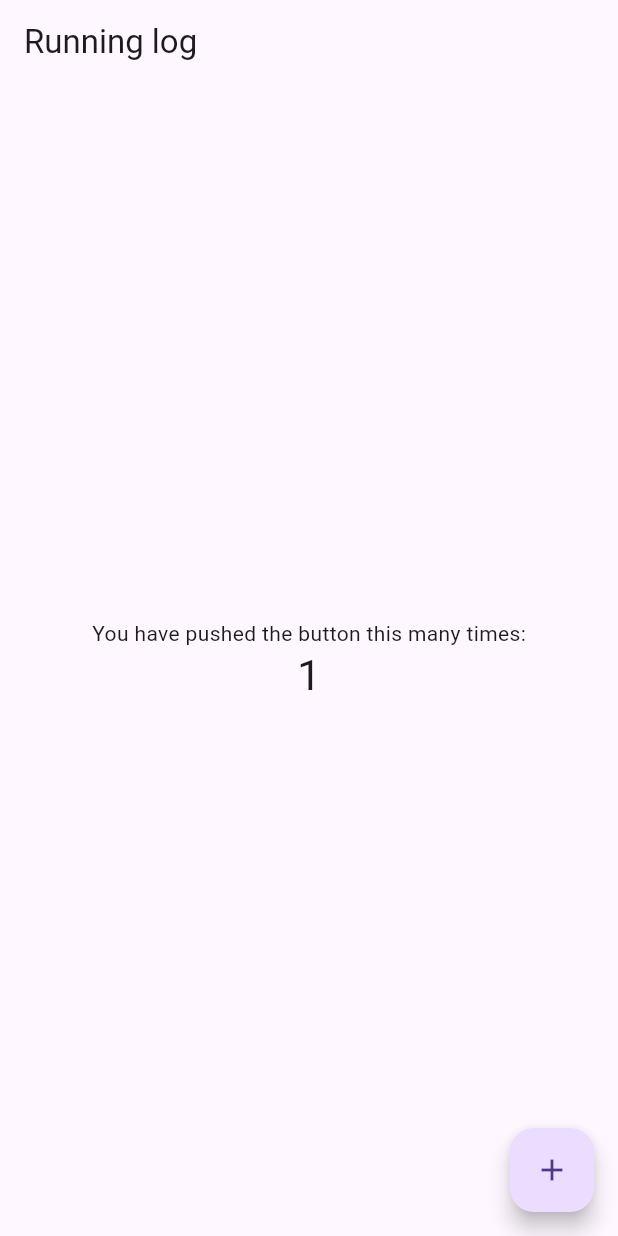
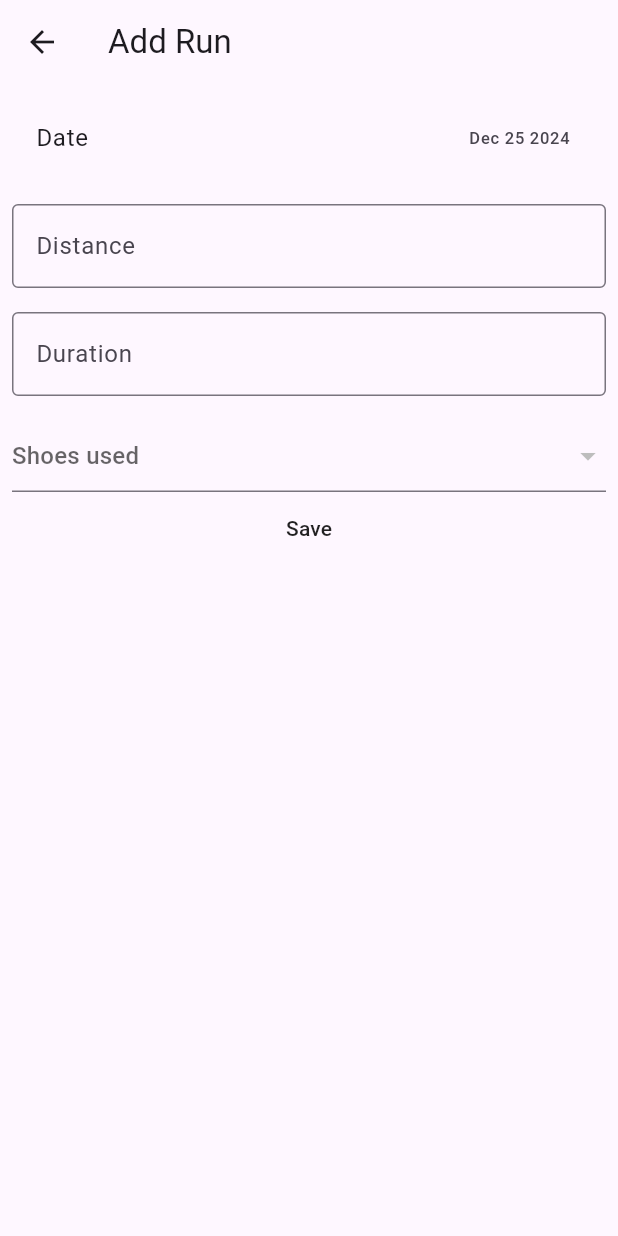
Before and after one commit to krusek/running-log, a Flutter app: the screen it shows after launch, after a tap on the "add" icon, on a phone screen of 412 x 824 dp. Run offline on Flutter 3.47's test engine with Material 3 defaults, Android fonts, the phone set to English and light mode, and no system bars; our stand-ins replace cloud_firestore, firebase_core, flutter_icons, rxdart; accounts and stored records are empty.

Commit message:
some code

```diff
--- a/lib/main.dart
+++ b/lib/main.dart
@@ -1,6 +1,12 @@
 import 'package:flutter/material.dart';
 import 'package:provider/provider.dart';
+import 'package:runninglog/model/shoe.dart';
 import 'package:runninglog/providers/firestore_holder.dart';
+import 'package:runninglog/ui/forms/run_form.dart';
+import 'package:runninglog/ui/runs.dart';
+import 'package:runninglog/ui/scaffold.dart';
+
+import 'ui/splash.dart';
 
 void main() {
   runApp(MyApp());
@@ -19,6 +25,11 @@ class MyApp extends StatelessWidget {
       },
       child: MaterialApp(
         title: 'Running Log',
+        routes: {
+          'add_run': (context) {
+            return RunCreationPage();
+          }
+        },
         theme: ThemeData(
           // This is the theme of your application.
           //
@@ -35,7 +46,9 @@ class MyApp extends StatelessWidget {
           // closer together (more dense) than on mobile platforms.
           visualDensity: VisualDensity.adaptivePlatformDensity,
         ),
-        home: MyHomePage(title: 'Running log'),
+        home: Splash(
+          child: TabScaffold(),
+        ),
       ),
     );
   }
--- a/lib/model/shoe.dart
+++ b/lib/model/shoe.dart
@@ -1,25 +1,51 @@
+import 'dart:ui';
+
 import 'package:cloud_firestore/cloud_firestore.dart';
 
 class Shoe {
   final double miles;
   final String name;
   final String path;
+  final Color color;
   Shoe.from({this.path, Map<String, dynamic> document})
       : this.miles = document['miles'],
-        this.name = document['name'];
+        this.name = document['name'],
+        this.color = Color(int.parse(document['color'].toString().substring(2), radix: 16));
 }
 
 class Run {
   final double distance;
   final int duration;
-  final String shoe;
+  final DocumentReference shoes;
   final DateTime date;
   final String path;
   Run.from({this.path, Map<String, dynamic> document})
       : this.distance = document['distance'],
         this.duration = document['duration'],
-        this.shoe = document['shoe'],
+        this.shoes = document['shoes'],
         this.date = document['date']?.toDate();
+
+  String get durationString {
+    if (distance >= 60 * 60) {
+      final hours = (duration / 3600).floor().toString();
+      return '$hours:${_distanceMinutes(duration % 3600, forcePadding: true)}';
+    } else {
+      return _distanceMinutes(duration);
+    }
+  }
+
+  String _distanceMinutes(int seconds, {bool forcePadding = false}) {
+    var minutes = (seconds / 60).floor().toString();
+    minutes = forcePadding ? minutes.padLeft(2, '0') : minutes;
+    final s = (seconds % 60).toString().padLeft(2, '0');
+    return '$minutes:$s';
+  }
+
+  String get paceString {
+    if (duration == 0) return '--';
+    final time = (duration / distance).floor();
+    return _distanceMinutes(time);
+  }
 }
 
 class Extra {
--- a/lib/providers/firestore_holder.dart
+++ b/lib/providers/firestore_holder.dart
@@ -3,15 +3,17 @@ import 'dart:async';
 import 'package:cloud_firestore/cloud_firestore.dart';
 import 'package:firebase_core/firebase_core.dart';
 import 'package:flutter/widgets.dart';
+import 'package:provider/provider.dart';
 import 'package:runninglog/model/shoe.dart';
 import 'package:rxdart/rxdart.dart';
+import 'package:uuid/uuid.dart';
 
 /// In order for the firestore to work the file `assets/firestore.json`
 /// needs to be provided. See [FirestoreHolder._load] to see what is
 /// expected in that json file.
 class FirestoreHolder {
   FirebaseFirestore _firestore;
-  Future _loader;
+  Future<bool> _loader;
 
   final BehaviorSubject<List<Shoe>> _shoes = BehaviorSubject();
   StreamSubscription _shoeSubscription;
@@ -22,7 +24,7 @@ class FirestoreHolder {
 
   FirestoreHolder();
 
-  Future<void> _load(BuildContext context) async {
+  Future<bool> _load(BuildContext context) async {
     FirebaseApp app = await Firebase.initializeApp();
     print(app.name);
     _firestore = FirebaseFirestore.instance;
@@ -32,7 +34,7 @@ class FirestoreHolder {
       _shoes.add(shoes);
     });
 
-    final runs = _firestore.collection('users/korben/runs');
+    final runs = _firestore.collection('users/korben/runs/dates/2020-09');
     _runSubscription = runs.snapshots().listen((event) {
       final runs = event.docs.map((e) => Run.from(path: e.reference.path, document: e.data())).toList();
       _runs.add(runs);
@@ -43,19 +45,63 @@ class FirestoreHolder {
       final extra = Extra.from(path: event.reference.path, document: event.data());
       _extra.add(extra);
     });
+    return true;
   }
 
   FirebaseFirestore get instance => _firestore;
 
-  Future loader(BuildContext context) {
+  Future<bool> loader(BuildContext context) {
     if (_loader != null) return _loader;
     _loader = _load(context);
     return _loader;
   }
 
+  Future createRun({
+    @required DateTime date,
+    @required double distance,
+    @required int duration,
+    @required String shoePath,
+  }) async {
+    final shoe = await this.shoe(path: shoePath);
+    final path = 'users/korben/runs/dates/2020-09/${Uuid().v1()}';
+    final json = {
+      'date': date,
+      'distance': distance,
+      'duration': duration ?? 0,
+      'shoes': _firestore.doc(shoePath),
+    };
+    final _ = await _firestore.doc(path).set(json);
+    return _firestore.doc(shoe.path).update({'miles': shoe.miles + distance});
+  }
+
+  Stream<List<Run>> runs({String month}) {
+    final runs = _firestore.collection('users/korben/runs/dates/$month');
+    print(runs);
+    return runs.snapshots().map(
+          (event) => event.docs
+              .map(
+                (e) => Run.from(path: e.reference.path, document: e.data()),
+              )
+              .toList(),
+        );
+  }
+
+  Future<Shoe> shoe({DocumentReference reference, String path}) async {
+    if (reference == null) {
+      reference = _firestore.doc(path);
+    }
+    final doc = await reference.get();
+    return Shoe.from(path: doc.reference.path, document: doc.data());
+  }
+
   Stream<List<Shoe>> get shoes => _shoes.stream;
-  Stream<List<Run>> get runs => _runs.stream;
+  // Stream<List<Run>> get runs => _runs.stream;
   Stream<Extra> get extra => _extra.stream;
+  Future<bool> get loading => _loader;
+
+  static FirestoreHolder of(BuildContext context, {bool listen = true}) {
+    return Provider.of<FirestoreHolder>(context, listen: listen);
+  }
 
   dispose() {
     _shoeSubscription?.cancel();
--- /dev/null
+++ b/lib/ui/forms/run_form.dart
@@ -0,0 +1,144 @@
+import 'package:flutter/material.dart';
+import 'package:intl/intl.dart';
+import 'package:runninglog/model/shoe.dart';
+import 'package:runninglog/providers/firestore_holder.dart';
+import 'package:runninglog/ui/runs.dart';
+
+class RunCreationPage extends StatelessWidget {
+  @override
+  Widget build(BuildContext context) {
+    return Scaffold(
+      appBar: AppBar(
+        title: Text('Add Run'),
+      ),
+      body: RunCreationForm(),
+    );
+  }
+}
+
+class RunCreationForm extends StatefulWidget {
+  @override
+  _RunCreationFormState createState() => _RunCreationFormState();
+}
+
+class _RunCreationFormState extends State<RunCreationForm> {
+  DateTime date = DateTime.now();
+  TextEditingController distance = TextEditingController();
+  TextEditingController duration = TextEditingController();
+  final _formKey = GlobalKey<FormState>();
+  String shoes;
+
+  @override
+  void initState() {
+    super.initState();
+  }
+
+  @override
+  Widget build(BuildContext context) {
+    final formatter = DateFormat('MMM dd yyyy');
+    final data = FirestoreHolder.of(context, listen: false);
+    return Form(
+      key: _formKey,
+      child: Padding(
+        padding: const EdgeInsets.all(8.0),
+        child: Column(
+          children: [
+            ListTile(
+              title: Text('Date'),
+              trailing: Text(formatter.format(date)),
+              onTap: () async {
+                final selected = await showDatePicker(
+                  context: context,
+                  initialDate: date,
+                  firstDate: DateTime(date.year),
+                  lastDate: DateTime(date.year, 12, 1),
+                );
+                if (selected == null) return;
+                setState(() {
+                  date = selected;
+                });
+              },
+            ),
+            SizedBox(height: 16),
+            TextFormField(
+              controller: distance,
+              decoration: InputDecoration(
+                border: OutlineInputBorder(),
+                labelText: 'Distance',
+              ),
+              validator: (value) {
+                if (double.tryParse(value) == null) {
+                  return 'Must be a valid distance';
+                }
+                return null;
+              },
+              keyboardType: TextInputType.numberWithOptions(decimal: true),
+            ),
+            SizedBox(height: 16),
+            TextFormField(
+              controller: duration,
+              decoration: InputDecoration(
+                border: OutlineInputBorder(),
+                labelText: 'Duration',
+              ),
+              validator: (value) {
+                if (int.tryParse(value) == null) {
+                  return 'Must be a valid integer';
+                }
+                return null;
+              },
+              keyboardType: TextInputType.number,
+            ),
+            SizedBox(height: 16),
+            StreamBuilder<List<Shoe>>(
+              stream: data.shoes,
+              builder: (context, snapshot) {
+                if (!snapshot.hasData) {
+                  return Text('Loading Shoes');
+                }
+                final items = snapshot.data
+                    .map(
+                      (e) => DropdownMenuItem<Shoe>(
+                        child: Text(e.name),
+                        value: e,
+                      ),
+                    )
+                    .toList();
+                return DropdownButtonFormField<Shoe>(
+                  validator: (shoe) {
+                    if (shoe == null) return 'Shoes are required';
+                    return null;
+                  },
+                  hint: Text('Shoes used'),
+                  items: items,
+                  onChanged: (shoe) {
+                    setState(() {
+                      this.shoes = shoe.path;
+                    });
+                  },
+                );
+              },
+            ),
+            FlatButton(
+              onPressed: () async {
+                final FormState form = _formKey.currentState;
+                if (form.validate() && shoes != null) {
+                  form.save();
+                  final database = FirestoreHolder.of(context, listen: false);
+                  final future = database.createRun(
+                    date: date,
+                    distance: double.parse(distance.text),
+                    duration: int.parse(duration.text),
+                    shoePath: shoes,
+                  );
+                  future.then((_) => Navigator.of(context).pop()).catchError((_) {});
+                }
+              },
+              child: Text('Save'),
+            ),
+          ],
+        ),
+      ),
+    );
+  }
+}
--- /dev/null
+++ b/lib/ui/runs.dart
@@ -0,0 +1,144 @@
+import 'package:flutter/material.dart';
+import 'package:flutter_icons/flutter_icons.dart';
+import 'package:intl/intl.dart';
+import 'package:runninglog/model/shoe.dart';
+import 'package:runninglog/providers/firestore_holder.dart';
+
+class RunsPage extends StatelessWidget {
+  @override
+  Widget build(BuildContext context) {
+    final months = ['2020-09', '2020-08', '2020-07'];
+    return ListView.builder(
+      itemCount: months.length * 2,
+      itemBuilder: (context, index) {
+        final idx = (index / 2).floor();
+        if (index % 2 == 0) {
+          return _title(months[idx]);
+        }
+        return RunList(month: months[idx]);
+      },
+    );
+  }
+
+  Widget _title(String month) {
+    final format = DateFormat('MMMM yyyy');
+    final date = DateTime.parse(month + '-01');
+    return Container(
+      color: Colors.black12,
+      child: Padding(
+        padding: const EdgeInsets.all(4.0),
+        child: Text(format.format(date)),
+      ),
+    );
+  }
+}
+
+class RunList extends StatelessWidget {
+  final String month;
+  RunList({this.month});
+
+  @override
+  Widget build(BuildContext context) {
+    final holder = FirestoreHolder.of(context);
+    return StreamBuilder<List<Run>>(
+      initialData: [],
+      stream: holder.runs(month: month),
+      builder: (context, data) {
+        if (!data.hasData) return Container();
+        return ListViewWithEmpty(
+          shrinkWrap: true,
+          itemCount: data.data.length,
+          empty: _empty,
+          itemBuilder: (context, idx) {
+            final run = data.data[idx];
+            print(run.shoes);
+            final shoe = holder.shoe(reference: run.shoes);
+            final title = run.duration != 0 ? '${run.distance} miles @ ${run.paceString}' : '${run.distance} miles';
+            final format = DateFormat('MMMM d');
+            return ListTile(
+              leading: ShoeIcon(path: run.shoes.path),
+              title: Text(title),
+              subtitle: Text(format.format(run.date)),
+              trailing: FutureBuilder<Shoe>(
+                future: shoe,
+                builder: (context, snapshot) {
+                  final child = snapshot.hasData ? Text(snapshot.data.name) : Text('loading');
+                  return AnimatedOpacity(
+                    opacity: snapshot.hasData ? 1 : 0,
+                    duration: Duration(milliseconds: 100),
+                    child: child,
+                  );
+                },
+              ),
+            );
+          },
+        );
+      },
+    );
+  }
+
+  Widget _empty(BuildContext context) {
+    return ListTile(
+      title: Text('No Runs'),
+    );
+  }
+}
+
+class ListViewWithEmpty extends StatelessWidget {
+  final int itemCount;
+  final bool shrinkWrap;
+  final Widget Function(BuildContext, int) itemBuilder;
+  final Widget Function(BuildContext) empty;
+  ListViewWithEmpty({this.itemCount, this.shrinkWrap, this.itemBuilder, this.empty});
+
+  @override
+  Widget build(BuildContext context) {
+    if (itemCount == 0) {
+      return this.empty(context);
+    }
+    return ListView.builder(
+      itemBuilder: itemBuilder,
+      itemCount: itemCount,
+      shrinkWrap: shrinkWrap,
+    );
+  }
+}
+
+class ShoeIcon extends StatelessWidget {
+  final Shoe shoe;
+  final String path;
+  ShoeIcon({this.shoe, this.path});
+
+  @override
+  Widget build(BuildContext context) {
+    if (this.shoe != null) {
+      return _icon(this.shoe.color);
+    }
+
+    final holder = FirestoreHolder.of(context);
+    final shoe = holder.shoe(path: path);
+    return Container(
+      decoration: new BoxDecoration(
+        color: Colors.black12.withAlpha(20),
+        shape: BoxShape.circle,
+      ),
+      width: 80,
+      height: 80,
+      child: FutureBuilder<Shoe>(
+        future: shoe,
+        builder: (context, snapshot) {
+          final child = snapshot.hasData ? _icon(snapshot.data.color) : _icon(Colors.black12);
+          return AnimatedOpacity(
+            opacity: snapshot.hasData ? 1 : 0,
+            duration: Duration(milliseconds: 100),
+            child: child,
+          );
+        },
+      ),
+    );
+  }
+
+  Widget _icon(Color color) {
+    return Icon(FlutterIcons.foot_print_mco, color: color);
+  }
+}
--- /dev/null
+++ b/lib/ui/scaffold.dart
@@ -0,0 +1,71 @@
+import 'package:flutter/material.dart';
+import 'package:runninglog/ui/runs.dart';
+import 'package:runninglog/ui/shoes.dart';
+
+class TabScaffold extends StatefulWidget {
+  @override
+  _TabScaffoldState createState() => _TabScaffoldState(builder: (context, index) {
+        switch (index) {
+          case 0:
+            return RunsPage();
+          case 1:
+            return ShoesPage();
+          default:
+            return RunsPage();
+        }
+      }, title: (index) {
+        switch (index) {
+          case 0:
+            print(Colors.green.shade500.toString());
+            return 'Running Log';
+          case 1:
+            return 'Shoes';
+          default:
+            return 'Running Log';
+        }
+      }, actions: (context, index) {
+        switch (index) {
+          default:
+            return [
+              IconButton(
+                icon: Icon(Icons.add),
+                onPressed: () {
+                  Navigator.of(context).pushNamed('add_run');
+                },
+              ),
+            ];
+        }
+      });
+}
+
+class _TabScaffoldState extends State<TabScaffold> {
+  int _currentTab = 0;
+  final Widget Function(BuildContext, int) builder;
+  final String Function(int) title;
+  final List<Widget> Function(BuildContext, int) actions;
+
+  _TabScaffoldState({this.builder, this.title, this.actions});
+  @override
+  Widget build(BuildContext context) {
+    return Scaffold(
+      appBar: AppBar(
+        title: Text(title(_currentTab)),
+        actions: actions(context, _currentTab),
+      ),
+      body: builder(context, _currentTab),
+      bottomNavigationBar: BottomNavigationBar(
+        currentIndex: _currentTab,
+        onTap: (idx) {
+          setState(() {
+            _currentTab = idx;
+          });
+        },
+        items: [
+          BottomNavigationBarItem(icon: Icon(Icons.directions_run), title: Text('runs')),
+          BottomNavigationBarItem(icon: Icon(Icons.sports), title: Text('shoes')),
+          BottomNavigationBarItem(icon: Icon(Icons.sports), title: Text('runs')),
+        ],
+      ),
+    );
+  }
+}
--- /dev/null
+++ b/lib/ui/splash.dart
@@ -0,0 +1,21 @@
+import 'package:flutter/material.dart';
+import 'package:provider/provider.dart';
+import 'package:runninglog/providers/firestore_holder.dart';
+
+class Splash extends StatelessWidget {
+  final Widget child;
+  Splash({Key key, this.child}) : super(key: key);
+  @override
+  Widget build(BuildContext context) {
+    final firestore = Provider.of<FirestoreHolder>(context);
+    return FutureBuilder<bool>(
+      future: firestore.loading,
+      builder: (context, snapshot) {
+        if (snapshot.hasData) {
+          return child;
+        }
+        return Text('Loading');
+      },
+    );
+  }
+}
--- a/pubspec.yaml
+++ b/pubspec.yaml
@@ -26,6 +26,9 @@ dependencies:
   rxdart:
   provider:
   cloud_firestore:
+  flutter_icons:
+  intl:
+  uuid:
 
 
   # The following adds the Cupertino Icons font to your application.
```
Also changed, not shown: lib/ui/shoes.dart (added, +32 -0 lines), pubspec.lock.
